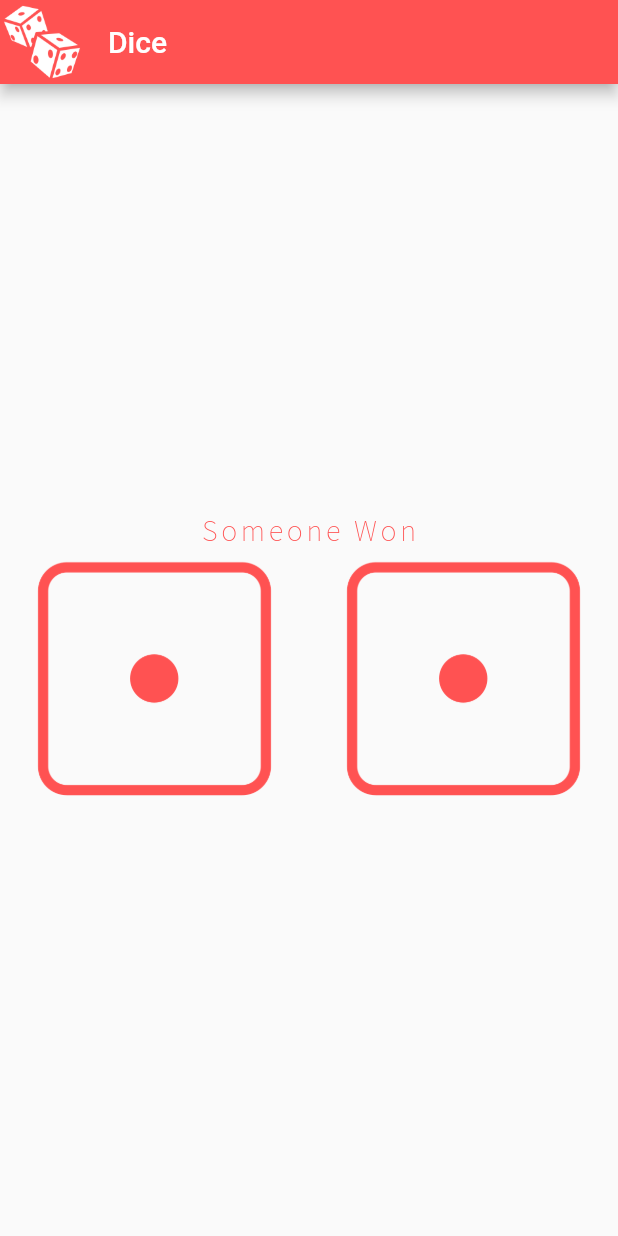
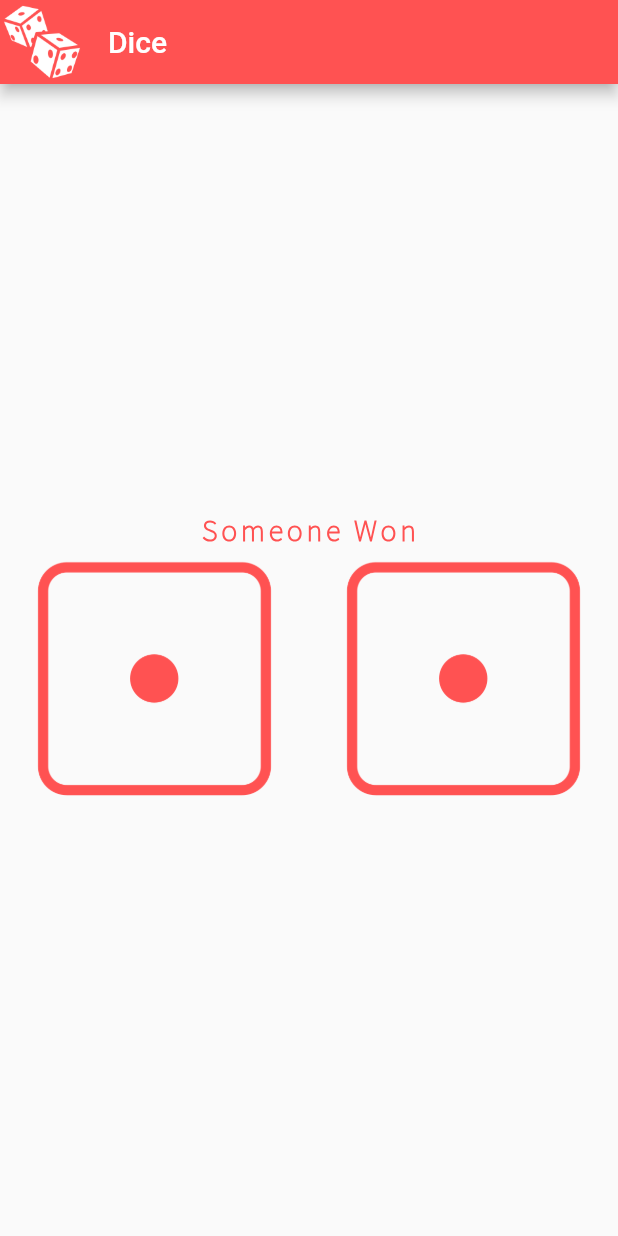
Before and after one commit to im-adarsh/flutter_iam_rich, a Flutter app: the screen it shows after launch, on a phone screen of 412 x 824 dp. Run offline on Flutter 3.47's test engine with Material 2 defaults, Android fonts, the phone set to English and light mode, and no system bars.

```diff
--- a/lib/widgets/dice_widget.dart
+++ b/lib/widgets/dice_widget.dart
@@ -56,6 +56,7 @@ class _DiceWidgetState extends State<DiceWidget> {
               fontFamily: "Source-Sans",
               fontSize: 20.0,
               letterSpacing: 2.5,
+              fontWeight: FontWeight.bold,
               color: Colors.redAccent),
         )
       ];
@@ -67,6 +68,7 @@ class _DiceWidgetState extends State<DiceWidget> {
               fontFamily: "Source-Sans",
               fontSize: 20.0,
               letterSpacing: 2.5,
+              fontWeight: FontWeight.bold,
               color: Colors.redAccent),
         ),
         SizedBox(
@@ -81,6 +83,7 @@ class _DiceWidgetState extends State<DiceWidget> {
               fontFamily: "Source-Sans",
               fontSize: 20.0,
               letterSpacing: 2.5,
+              fontWeight: FontWeight.bold,
               color: Colors.redAccent),
         )
       ];
```
